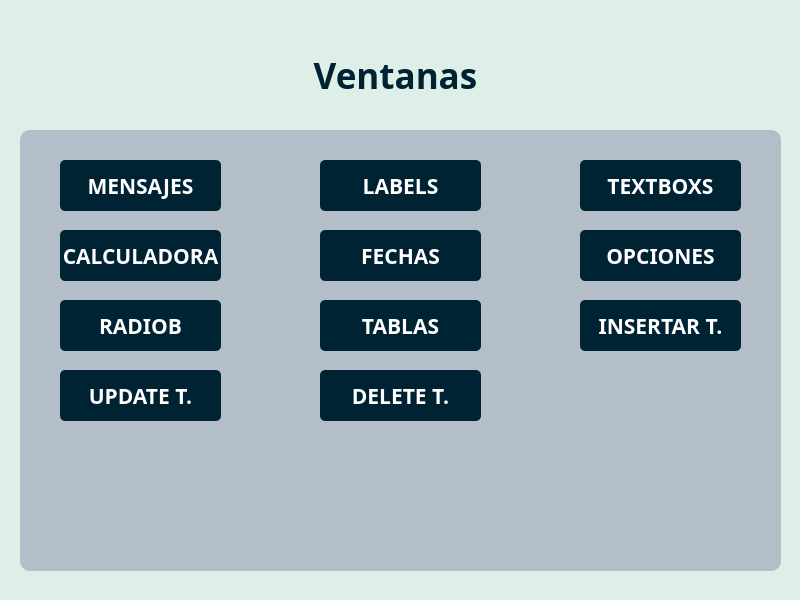
Old version of the form interfaz/MainWindow.ui in the repository eldaniell01/windows_python.
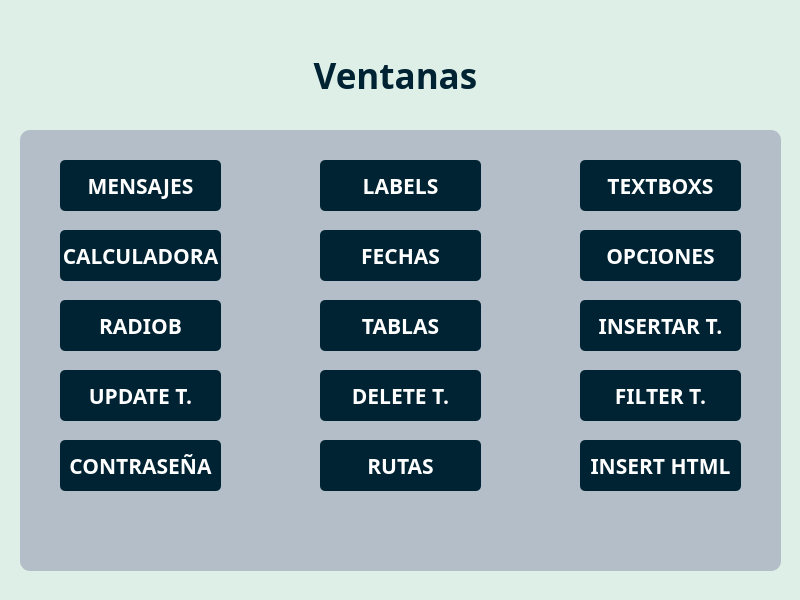
New version of the form.

Commit message: html, password, rutas

What changed in the file:
```diff
--- a/interfaz/MainWindow.ui
+++ b/interfaz/MainWindow.ui
@@ -427,6 +427,130 @@
      <string>DELETE T.</string>
     </property>
    </widget>
+   <widget class="QPushButton" name="btnfilter">
+    <property name="geometry">
+     <rect>
+      <x>560</x>
+      <y>240</y>
+      <width>161</width>
+      <height>51</height>
+     </rect>
+    </property>
+    <property name="font">
+     <font>
+      <family>Hack Nerd Font Mono</family>
+      <pointsize>16</pointsize>
+      <bold>true</bold>
+     </font>
+    </property>
+    <property name="cursor">
+     <cursorShape>PointingHandCursor</cursorShape>
+    </property>
+    <property name="mouseTracking">
+     <bool>false</bool>
+    </property>
+    <property name="styleSheet">
+     <string notr="true">background-color: rgb(0, 35, 51);
+border-radius: 5px;
+color: rgb(255, 255, 255);</string>
+    </property>
+    <property name="text">
+     <string>FILTER T.</string>
+    </property>
+   </widget>
+   <widget class="QPushButton" name="btnpassword">
+    <property name="geometry">
+     <rect>
+      <x>40</x>
+      <y>310</y>
+      <width>161</width>
+      <height>51</height>
+     </rect>
+    </property>
+    <property name="font">
+     <font>
+      <family>Hack Nerd Font Mono</family>
+      <pointsize>16</pointsize>
+      <bold>true</bold>
+     </font>
+    </property>
+    <property name="cursor">
+     <cursorShape>PointingHandCursor</cursorShape>
+    </property>
+    <property name="mouseTracking">
+     <bool>false</bool>
+    </property>
+    <property name="styleSheet">
+     <string notr="true">background-color: rgb(0, 35, 51);
+border-radius: 5px;
+color: rgb(255, 255, 255);</string>
+    </property>
+    <property name="text">
+     <string>CONTRASEÑA</string>
+    </property>
+   </widget>
+   <widget class="QPushButton" name="btnruta">
+    <property name="geometry">
+     <rect>
+      <x>300</x>
+      <y>310</y>
+      <width>161</width>
+      <height>51</height>
+     </rect>
+    </property>
+    <property name="font">
+     <font>
+      <family>Hack Nerd Font Mono</family>
+      <pointsize>16</pointsize>
+      <bold>true</bold>
+     </font>
+    </property>
+    <property name="cursor">
+     <cursorShape>PointingHandCursor</cursorShape>
+    </property>
+    <property name="mouseTracking">
+     <bool>false</bool>
+    </property>
+    <property name="styleSheet">
+     <string notr="true">background-color: rgb(0, 35, 51);
+border-radius: 5px;
+color: rgb(255, 255, 255);</string>
+    </property>
+    <property name="text">
+     <string>RUTAS</string>
+    </property>
+   </widget>
+   <widget class="QPushButton" name="btnhtml">
+    <property name="geometry">
+     <rect>
+      <x>560</x>
+      <y>310</y>
+      <width>161</width>
+      <height>51</height>
+     </rect>
+    </property>
+    <property name="font">
+     <font>
+      <family>Hack Nerd Font Mono</family>
+      <pointsize>16</pointsize>
+      <bold>true</bold>
+     </font>
+    </property>
+    <property name="cursor">
+     <cursorShape>PointingHandCursor</cursorShape>
+    </property>
+    <property name="mouseTracking">
+     <bool>false</bool>
+    </property>
+    <property name="styleSheet">
+     <string notr="true">background-color: rgb(0, 35, 51);
+border-radius: 5px;
+color: rgb(255, 255, 255);</string>
+    </property>
+    <property name="text">
+     <string>INSERT HTML</string>
+    </property>
+   </widget>
   </widget>
  </widget>
  <resources/>
```
The commit also changes 11 other files.
